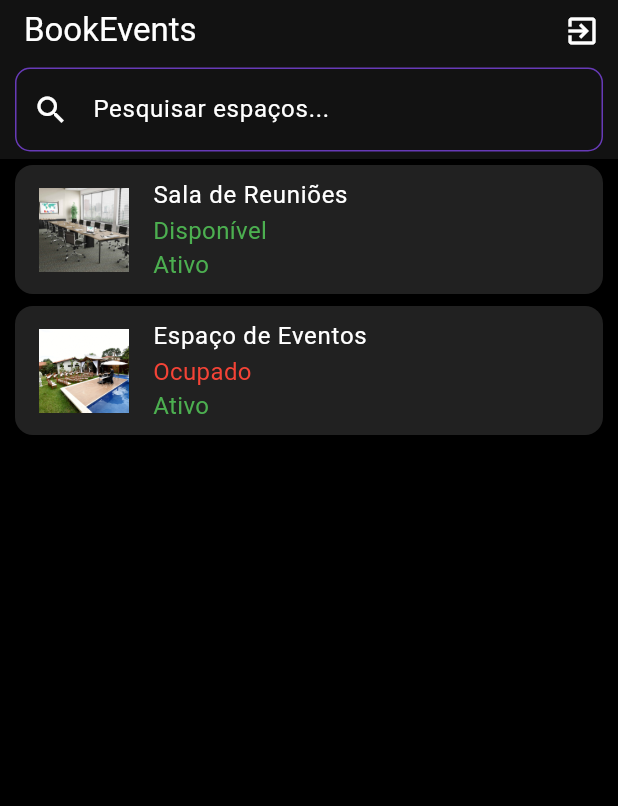
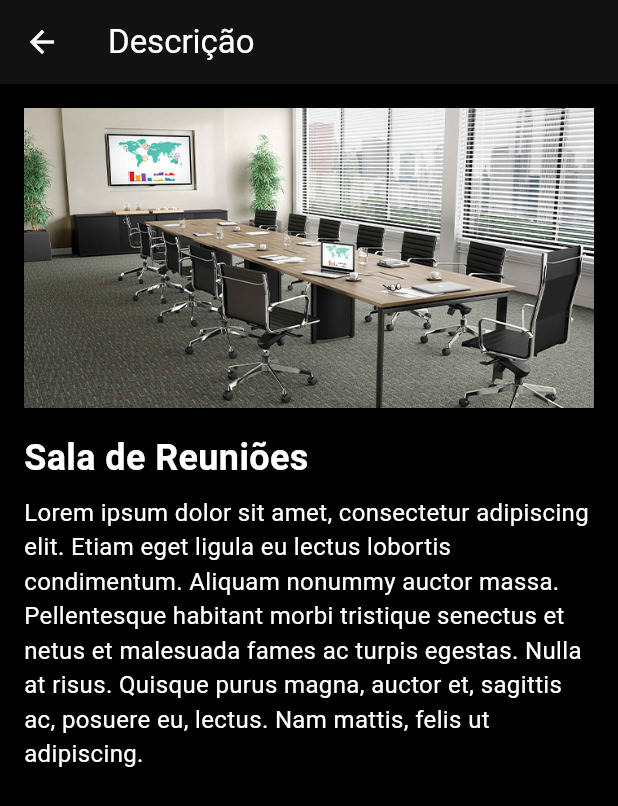
Before and after one commit to CarlosDVSS/Locate_app, a Flutter app: the screen it shows after launch, after a tap on "Sala de Reuniões", on a phone screen of 412 x 824 dp. Shown: the top 806 px of the screen. Run offline on Flutter 3.47's test engine with Material 3 defaults, Android fonts, the light colour scheme and no system bars; our stand-ins replace firebase_auth, firebase_core, flutter_riverpod, google_sign_in; accounts and stored records are empty.

Commit message:
Add tabBar e descrição

```diff
--- a/lib/models/space_model.dart
+++ b/lib/models/space_model.dart
@@ -4,6 +4,8 @@ class SpaceModel {
   final String imageUri;
   final bool active;
   final bool available;
+  final String description;
+  final int capacity;
 
   SpaceModel({
     required this.id,
@@ -11,5 +13,7 @@ class SpaceModel {
     required this.imageUri,
     required this.active,
     required this.available,
+    required this.description,
+    required this.capacity,
   });
 }
--- a/lib/providers/space_provider.dart
+++ b/lib/providers/space_provider.dart
@@ -9,6 +9,8 @@ final spaceProvider = StateProvider<List<SpaceModel>>((ref) {
       imageUri: 'assets/sala_reuniao.png',
       active: true,
       available: true,
+      capacity: 12,
+      description: 'Lorem ipsum dolor sit amet, consectetur adipiscing elit. Etiam eget ligula eu lectus lobortis condimentum. Aliquam nonummy auctor massa. Pellentesque habitant morbi tristique senectus et netus et malesuada fames ac turpis egestas. Nulla at risus. Quisque purus magna, auctor et, sagittis ac, posuere eu, lectus. Nam mattis, felis ut adipiscing.',
     ),
 
     SpaceModel(
@@ -17,6 +19,58 @@ final spaceProvider = StateProvider<List<SpaceModel>>((ref) {
       imageUri: 'assets/espaço_eventos.jpg',
       active: true,
       available: false,
+      capacity: 100,
+      description: 'Lorem ipsum dolor sit amet, consectetur adipiscing elit. Etiam eget ligula eu lectus lobortis condimentum. Aliquam nonummy auctor massa. Pellentesque habitant morbi tristique senectus et netus et malesuada fames ac turpis egestas. Nulla at risus. Quisque purus magna, auctor et, sagittis ac, posuere eu, lectus. Nam mattis, felis ut adipiscing.Lorem ipsum dolor sit amet, consectetur adipiscing elit. Etiam eget ligula eu lectus lobortis condimentum. Aliquam nonummy auctor massa. Pellentesque habitant morbi tristique senectus et netus et malesuada fames ac turpis egestas. Nulla at risus. Quisque purus magna, auctor et, sagittis ac, posuere eu, lectus. Nam mattis, felis ut adipiscing.Lorem ipsum dolor sit amet, consectetur adipiscing elit. Etiam eget ligula eu lectus lobortis condimentum. Aliquam nonummy auctor massa. Pellentesque habitant morbi tristique senectus et netus et malesuada fames ac turpis egestas. Nulla at risus. Quisque purus magna, auctor et, sagittis ac, posuere eu, lectus. Nam mattis, felis ut adipiscing.Lorem ipsum dolor sit amet, consectetur adipiscing elit. Etiam eget ligula eu lectus lobortis condimentum. Aliquam nonummy auctor massa. Pellentesque habitant morbi tristique senectus et netus et malesuada fames ac turpis egestas. Nulla at risus. Quisque purus magna, auctor et, sagittis ac, posuere eu, lectus. Nam mattis, felis ut adipiscing.',
+    ),
+
+    SpaceModel(
+      id: '3',
+      name: 'Auditório de Universidade',
+      imageUri: 'assets/auditório.jpg',
+      active: true,
+      available: false,
+      capacity: 50,
+      description: 'Lorem ipsum dolor sit amet, consectetur adipiscing elit. Etiam eget ligula eu lectus lobortis condimentum. Aliquam nonummy auctor massa. Pellentesque habitant morbi tristique senectus et netus et malesuada fames ac turpis egestas. Nulla at risus. Quisque purus magna, auctor et, sagittis ac, posuere eu, lectus. Nam mattis, felis ut adipiscing.Lorem ipsum dolor sit amet, consectetur adipiscing elit. Etiam eget ligula eu lectus lobortis condimentum. Aliquam nonummy auctor massa. Pellentesque habitant morbi tristique senectus et netus et malesuada fames ac turpis egestas. Nulla at risus. Quisque purus magna, auctor et, sagittis ac, posuere eu, lectus. Nam mattis, felis ut adipiscing.Lorem ipsum dolor sit amet, consectetur adipiscing elit. Etiam eget ligula eu lectus lobortis condimentum. Aliquam nonummy auctor massa. Pellentesque habitant morbi tristique senectus et netus et malesuada fames ac turpis egestas. Nulla at risus. Quisque purus magna, auctor et, sagittis ac, posuere eu, lectus. Nam mattis, felis ut adipiscing.Lorem ipsum dolor sit amet, consectetur adipiscing elit. Etiam eget ligula eu lectus lobortis condimentum. Aliquam nonummy auctor massa. Pellentesque habitant morbi tristique senectus et netus et malesuada fames ac turpis egestas. Nulla at risus. Quisque purus magna, auctor et, sagittis ac, posuere eu, lectus. Nam mattis, felis ut adipiscing.',
+    ),
+
+    SpaceModel(
+      id: '4',
+      name: 'Quadra de Futsal',
+      imageUri: 'assets/quadra_futsal.jpg',
+      active: true,
+      available: false,
+      capacity: 22,
+      description: 'Lorem ipsum dolor sit amet, consectetur adipiscing elit. Etiam eget ligula eu lectus lobortis condimentum. Aliquam nonummy auctor massa. Pellentesque habitant morbi tristique senectus et netus et malesuada fames ac turpis egestas. Nulla at risus. Quisque purus magna, auctor et, sagittis ac, posuere eu, lectus. Nam mattis, felis ut adipiscing.Lorem ipsum dolor sit amet, consectetur adipiscing elit. Etiam eget ligula eu lectus lobortis condimentum. Aliquam nonummy auctor massa. Pellentesque habitant morbi tristique senectus et netus et malesuada fames ac turpis egestas. Nulla at risus. Quisque purus magna, auctor et, sagittis ac, posuere eu, lectus. Nam mattis, felis ut adipiscing.Lorem ipsum dolor sit amet, consectetur adipiscing elit. Etiam eget ligula eu lectus lobortis condimentum. Aliquam nonummy auctor massa. Pellentesque habitant morbi tristique senectus et netus et malesuada fames ac turpis egestas. Nulla at risus. Quisque purus magna, auctor et, sagittis ac, posuere eu, lectus. Nam mattis, felis ut adipiscing.Lorem ipsum dolor sit amet, consectetur adipiscing elit. Etiam eget ligula eu lectus lobortis condimentum. Aliquam nonummy auctor massa. Pellentesque habitant morbi tristique senectus et netus et malesuada fames ac turpis egestas. Nulla at risus. Quisque purus magna, auctor et, sagittis ac, posuere eu, lectus. Nam mattis, felis ut adipiscing.',
+    ),
+
+    SpaceModel(
+      id: '5',
+      name: 'Sala de jogos',
+      imageUri: 'assets/sala_jogos.jpg',
+      active: false,
+      available: false,
+      capacity: 15,
+      description: 'Lorem ipsum dolor sit amet, consectetur adipiscing elit. Etiam eget ligula eu lectus lobortis condimentum. Aliquam nonummy auctor massa. Pellentesque habitant morbi tristique senectus et netus et malesuada fames ac turpis egestas. Nulla at risus. Quisque purus magna, auctor et, sagittis ac, posuere eu, lectus. Nam mattis, felis ut adipiscing.Lorem ipsum dolor sit amet, consectetur adipiscing elit. Etiam eget ligula eu lectus lobortis condimentum. Aliquam nonummy auctor massa. Pellentesque habitant morbi tristique senectus et netus et malesuada fames ac turpis egestas. Nulla at risus. Quisque purus magna, auctor et, sagittis ac, posuere eu, lectus. Nam mattis, felis ut adipiscing.Lorem ipsum dolor sit amet, consectetur adipiscing elit. Etiam eget ligula eu lectus lobortis condimentum. Aliquam nonummy auctor massa. Pellentesque habitant morbi tristique senectus et netus et malesuada fames ac turpis egestas. Nulla at risus. Quisque purus magna, auctor et, sagittis ac, posuere eu, lectus. Nam mattis, felis ut adipiscing.Lorem ipsum dolor sit amet, consectetur adipiscing elit. Etiam eget ligula eu lectus lobortis condimentum. Aliquam nonummy auctor massa. Pellentesque habitant morbi tristique senectus et netus et malesuada fames ac turpis egestas. Nulla at risus. Quisque purus magna, auctor et, sagittis ac, posuere eu, lectus. Nam mattis, felis ut adipiscing.',
+    ),
+
+    SpaceModel(
+      id: '6',
+      name: 'Locadora',
+      imageUri: 'assets/locadora.jpg',
+      active: true,
+      available: true,
+      capacity: 11,
+      description: 'Lorem ipsum dolor sit amet, consectetur adipiscing elit. Etiam eget ligula eu lectus lobortis condimentum. Aliquam nonummy auctor massa. Pellentesque habitant morbi tristique senectus et netus et malesuada fames ac turpis egestas. Nulla at risus. Quisque purus magna, auctor et, sagittis ac, posuere eu, lectus. Nam mattis, felis ut adipiscing.Lorem ipsum dolor sit amet, consectetur adipiscing elit. Etiam eget ligula eu lectus lobortis condimentum. Aliquam nonummy auctor massa. Pellentesque habitant morbi tristique senectus et netus et malesuada fames ac turpis egestas. Nulla at risus. Quisque purus magna, auctor et, sagittis ac, posuere eu, lectus. Nam mattis, felis ut adipiscing.Lorem ipsum dolor sit amet, consectetur adipiscing elit. Etiam eget ligula eu lectus lobortis condimentum. Aliquam nonummy auctor massa. Pellentesque habitant morbi tristique senectus et netus et malesuada fames ac turpis egestas. Nulla at risus. Quisque purus magna, auctor et, sagittis ac, posuere eu, lectus. Nam mattis, felis ut adipiscing.Lorem ipsum dolor sit amet, consectetur adipiscing elit. Etiam eget ligula eu lectus lobortis condimentum. Aliquam nonummy auctor massa. Pellentesque habitant morbi tristique senectus et netus et malesuada fames ac turpis egestas. Nulla at risus. Quisque purus magna, auctor et, sagittis ac, posuere eu, lectus. Nam mattis, felis ut adipiscing.',
+    ),
+
+    SpaceModel(
+      id: '7',
+      name: 'Quadra de vôlei',
+      imageUri: 'assets/quadra_volei.jpg',
+      active: true,
+      available: true,
+      capacity: 12,
+      description: 'Lorem ipsum dolor sit amet, consectetur adipiscing elit. Etiam eget ligula eu lectus lobortis condimentum. Aliquam nonummy auctor massa. Pellentesque habitant morbi tristique senectus et netus et malesuada fames ac turpis egestas. Nulla at risus. Quisque purus magna, auctor et, sagittis ac, posuere eu, lectus. Nam mattis, felis ut adipiscing.Lorem ipsum dolor sit amet, consectetur adipiscing elit. Etiam eget ligula eu lectus lobortis condimentum. Aliquam nonummy auctor massa. Pellentesque habitant morbi tristique senectus et netus et malesuada fames ac turpis egestas. Nulla at risus. Quisque purus magna, auctor et, sagittis ac, posuere eu, lectus. Nam mattis, felis ut adipiscing.Lorem ipsum dolor sit amet, consectetur adipiscing elit. Etiam eget ligula eu lectus lobortis condimentum. Aliquam nonummy auctor massa. Pellentesque habitant morbi tristique senectus et netus et malesuada fames ac turpis egestas. Nulla at risus. Quisque purus magna, auctor et, sagittis ac, posuere eu, lectus. Nam mattis, felis ut adipiscing.Lorem ipsum dolor sit amet, consectetur adipiscing elit. Etiam eget ligula eu lectus lobortis condimentum. Aliquam nonummy auctor massa. Pellentesque habitant morbi tristique senectus et netus et malesuada fames ac turpis egestas. Nulla at risus. Quisque purus magna, auctor et, sagittis ac, posuere eu, lectus. Nam mattis, felis ut adipiscing.',
     ),
   ];
 });
--- a/lib/screens/home_screen.dart
+++ b/lib/screens/home_screen.dart
@@ -2,7 +2,11 @@ import 'package:flutter/material.dart';
 import 'package:firebase_auth/firebase_auth.dart';
 import 'package:flutter_riverpod/flutter_riverpod.dart';
 import 'package:locate_app/providers/space_provider.dart';
+import 'package:locate_app/screens/tabs/books_tab.dart';
+import 'package:locate_app/screens/tabs/home_tab.dart';
 import 'login.dart';
+
+final bottomNavIndexProvider = StateProvider<int>((ref) => 0);
 
 class HomeScreen extends ConsumerWidget {
   const HomeScreen({super.key});
@@ -29,8 +33,16 @@ class HomeScreen extends ConsumerWidget {
   @override
   Widget build(BuildContext context, WidgetRef ref) {
     final spaces = ref.watch(filteredSpacesProvider);
+    int _currentIndex = ref.watch(bottomNavIndexProvider);
 
-    return Scaffold(
+    final List<Widget> _tabs = [
+      HomeTab(spaces: spaces),
+      BooksTab()
+    ];
+
+    return DefaultTabController(
+      length: 2,
+      child: Scaffold(
         appBar: AppBar(
           title: const Text('BookEvents'),
           bottom: PreferredSize(
@@ -44,7 +56,6 @@ class HomeScreen extends ConsumerWidget {
                 decoration: InputDecoration(
                   hintStyle: const TextStyle(
                     fontSize: 16,
-
                   ),
                   hintText: 'Pesquisar espaços...',
                   prefixIcon: const Icon(Icons.search),
@@ -62,57 +73,24 @@ class HomeScreen extends ConsumerWidget {
             ),
           ],
         ),
-      body: spaces.isEmpty
-        ? const Center(
-          child: Text(
-            'Nenhum Espaço encontrado...',
-            style: TextStyle(
-              fontSize: 18,
-              color: Colors.red
+        body: _tabs[_currentIndex],
+        bottomNavigationBar: BottomNavigationBar(
+          currentIndex: _currentIndex,
+          onTap: (index) {
+            ref.read(bottomNavIndexProvider.notifier).state = index;
+          },
+          items: const [
+            BottomNavigationBarItem(
+              icon: Icon(Icons.home),
+              label: 'Início'
             ),
-          ),
-        ) :
-      ListView.builder(
-        itemCount: spaces.length,
-        itemBuilder: (context, index) {
-          final space = spaces[index];
-
-          return GestureDetector(
-            onTap: () => {},
-            child: Card(
-              color: Colors.grey[900],
-              elevation: 4,
-              margin: const EdgeInsets.symmetric(vertical: 4, horizontal: 10),
-              child: ListTile(
-                leading: Image.asset(
-                  space.imageUri,
-                  width: 60,
-                  height: 60,
-                  fit: BoxFit.cover,
-                ),
-                title: Text(space.name),
-                subtitle: Column(
-                  crossAxisAlignment: CrossAxisAlignment.start,
-                  children: [
-                    Text(
-                      space.available ? 'Disponível' : 'Ocupado',
-                      style: TextStyle(
-                        color: space.available ? Colors.green : Colors.red,
-                      ),
-                    ),
-                    Text(
-                      space.active ? 'Ativo' : 'Inativo',
-                      style: TextStyle(
-                        color: space.active ? Colors.green : Colors.red,
-                      ),
+            BottomNavigationBarItem(
+              icon: Icon(Icons.book),
+              label: 'Reservas'
             ),
           ],
         ),
       ),
-            ),
-          );
-        },
-      ),
     );
   }
 }
--- /dev/null
+++ b/lib/screens/space_description_screen.dart
@@ -0,0 +1,52 @@
+import 'package:flutter/material.dart';
+
+class SpaceDescription extends StatelessWidget {
+  final String name;
+  final String description;
+  final String imageUri;
+
+  const SpaceDescription({
+    super.key,
+    required this.name,
+    required this.description,
+    required this.imageUri,
+  });
+
+  @override
+  Widget build(BuildContext context) {
+    return Scaffold(
+      appBar: AppBar(
+        title: const Text('Descrição'),
+      ),
+      body: SingleChildScrollView(
+        child: Padding(
+          padding: const EdgeInsets.all(16),
+          child: Column(
+            crossAxisAlignment: CrossAxisAlignment.start,
+            children: [
+              Image.asset(
+                imageUri,
+                width: double.infinity,
+                height: 200,
+                fit: BoxFit.cover,
+              ),
+              const SizedBox(height: 16),
+              Text(
+                name,
+                style: const TextStyle(
+                  fontSize: 24,
+                  fontWeight: FontWeight.bold,
+                ),
+              ),
+              const SizedBox(height: 8),
+              Text(
+                description,
+                style: const TextStyle(fontSize: 16),
+              )
+            ],
+          ),
+        ),
+      ),
+    );
+  }
+}
--- /dev/null
+++ b/lib/screens/tabs/books_tab.dart
@@ -0,0 +1,14 @@
+import 'package:flutter/material.dart';
+
+class BooksTab extends StatelessWidget {
+  const BooksTab({super.key});
+
+  @override
+  Widget build(BuildContext context) {
+    return const Scaffold(
+      body: Center(
+        child: Text('Suas Reservas'),
+      ),
+    );
+  }
+}
--- /dev/null
+++ b/lib/screens/tabs/home_tab.dart
@@ -0,0 +1,85 @@
+import 'package:flutter/material.dart';
+import 'package:locate_app/models/space_model.dart';
+import 'package:locate_app/screens/space_description_screen.dart';
+
+class HomeTab extends StatelessWidget {
+  final List<SpaceModel> spaces;
+
+  const HomeTab({
+    super.key,
+    required this.spaces
+  });
+
+  @override
+  Widget build(BuildContext context) {
+    return spaces.isEmpty
+          ? const Center(
+            child: Text(
+              'Nenhum Espaço encontrado...',
+              style: TextStyle(
+                fontSize: 18,
+              ),
+            ),
+          ) :
+        ListView.builder(
+          itemCount: spaces.length,
+          itemBuilder: (context, index) {
+            final space = spaces[index];
+
+            return GestureDetector(
+              onTap: () => {
+                Navigator.push(
+                  context,
+                  MaterialPageRoute(builder: (context) =>
+                    SpaceDescription(
+                      name: space.name,
+                      description: space.description,
+                      imageUri: space.imageUri
+                    ))
+                )
+              },
+              child: Card(
+                color: Colors.grey[900],
+                elevation: 4,
+                margin: const EdgeInsets.symmetric(vertical: 4, horizontal: 10),
+                child: ListTile(
+                  leading: Image.asset(
+                    space.imageUri,
+                    width: 60,
+                    height: 60,
+                    fit: BoxFit.cover,
+                  ),
+                  title: Text(space.name),
+                  subtitle: Column(
+                    crossAxisAlignment: CrossAxisAlignment.start,
+                    children: [
+                      Text(
+                        'Capacidade: ${space.capacity}',
+                        style: TextStyle(
+                          fontSize: 14,
+                          color: Colors.grey[400]
+                        ),
+                      ),
+                      Text(
+                        space.active
+                          ? space.available ? 'Disponível' : 'Ocupado'
+                          : 'Indisponível',
+                        style: TextStyle(
+                          color: space.available ? Colors.green : Colors.red,
+                        ),
+                      ),
+                      Text(
+                        space.active ? 'Ativo' : 'Inativo',
+                        style: TextStyle(
+                          color: space.active ? Colors.green : Colors.red,
+                        ),
+                      ),
+                    ],
+                  ),
+                ),
+              ),
+            );
+          },
+        );
+  }
+}
```
Also changed, not shown: assets/auditório.jpg (added), assets/locadora.jpg (added), assets/quadra_futsal.jpg (added), assets/quadra_volei.jpg (added), assets/sala_jogos.jpg (added), lib/main.dart (line endings or trailing spaces), lib/providers/search_provider.dart (deleted). Lines whose indentation alone changed are shown as unchanged.
